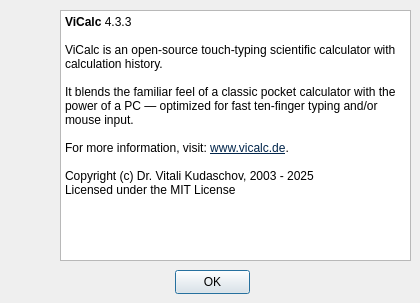
Kudaschov/ViCalc, file vicalc/ui/about_dialog.ui: the form before one commit.
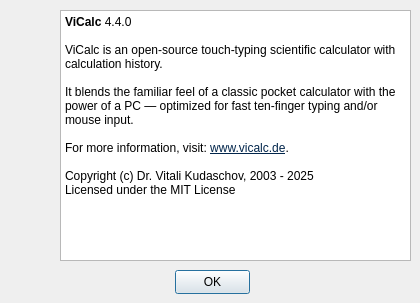
The form after the commit. Icons and pictures are not drawn.

```diff
--- a/vicalc/ui/about_dialog.ui
+++ b/vicalc/ui/about_dialog.ui
@@ -59,7 +59,7 @@
 li.unchecked::marker { content: &quot;\2610&quot;; }
 li.checked::marker { content: &quot;\2612&quot;; }
 &lt;/style&gt;&lt;/head&gt;&lt;body style=&quot; font-family:'Segoe UI'; font-size:9pt; font-weight:400; font-style:normal;&quot;&gt;
-&lt;p style=&quot; margin-top:0px; margin-bottom:0px; margin-left:0px; margin-right:0px; -qt-block-indent:0; text-indent:0px;&quot;&gt;&lt;span style=&quot; font-weight:700;&quot;&gt;ViCalc &lt;/span&gt;4.3.3&lt;/p&gt;
+&lt;p style=&quot; margin-top:0px; margin-bottom:0px; margin-left:0px; margin-right:0px; -qt-block-indent:0; text-indent:0px;&quot;&gt;&lt;span style=&quot; font-weight:700;&quot;&gt;ViCalc &lt;/span&gt;4.4.0&lt;/p&gt;
 &lt;p style=&quot;-qt-paragraph-type:empty; margin-top:0px; margin-bottom:0px; margin-left:0px; margin-right:0px; -qt-block-indent:0; text-indent:0px;&quot;&gt;&lt;br /&gt;&lt;/p&gt;
 &lt;p style=&quot; margin-top:0px; margin-bottom:0px; margin-left:0px; margin-right:0px; -qt-block-indent:0; text-indent:0px;&quot;&gt;ViCalc is an open-source touch-typing scientific calculator with calculation history.&lt;/p&gt;
 &lt;p style=&quot;-qt-paragraph-type:empty; margin-top:0px; margin-bottom:0px; margin-left:0px; margin-right:0px; -qt-block-indent:0; text-indent:0px;&quot;&gt;&lt;br /&gt;&lt;/p&gt;
```
